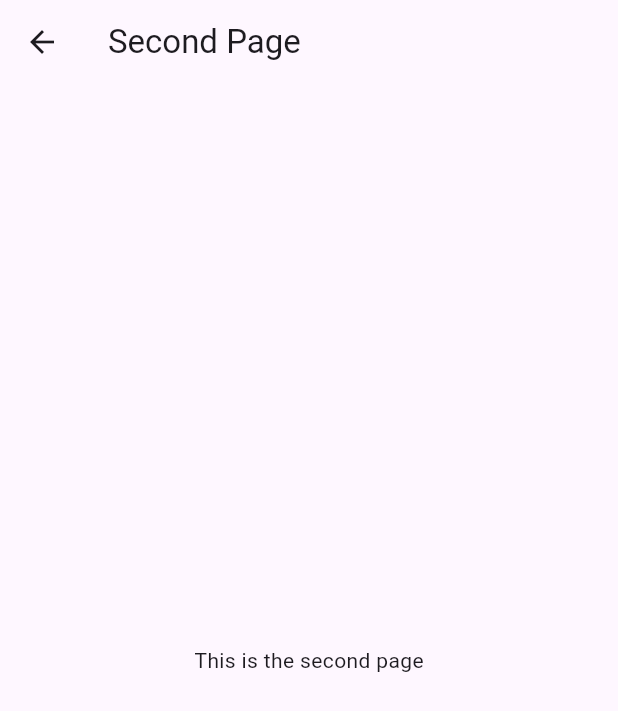
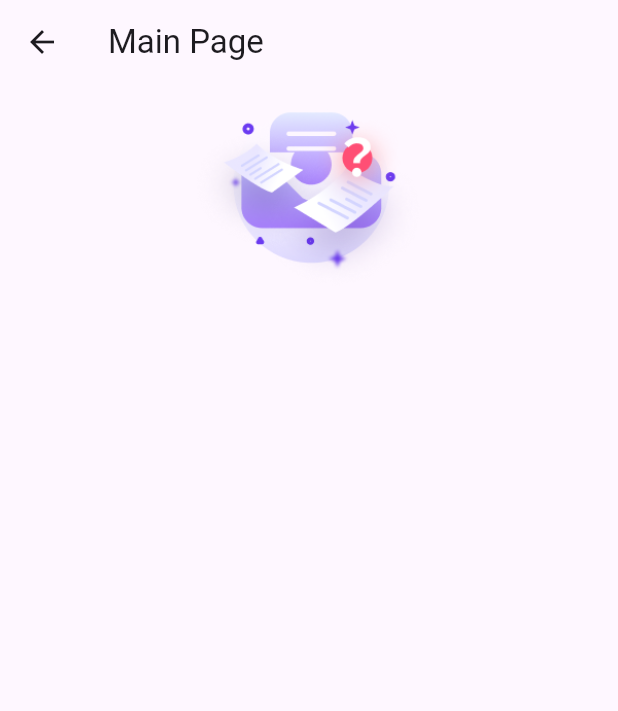
Before and after one commit to arostata/wa_mobile, a Flutter app: the screen it shows after launch, on a phone screen of 412 x 824 dp. Shown: the top 711 px of the screen. Run offline on Flutter 3.47's test engine with Material 3 defaults, Android fonts, the phone set to English and light mode, and no system bars.

Commit message:
Sample From FlutterFlow

```diff
--- /dev/null
+++ b/lib/MainPage/mainpagefirst.dart
@@ -0,0 +1,74 @@
+
+import 'package:flutter/material.dart';
+
+
+
+class MainPageFirstWidget extends StatefulWidget {
+  const MainPageFirstWidget({super.key});
+
+  @override
+  State<MainPageFirstWidget> createState() => _MainPageFirstWidgetState();
+}
+
+class _MainPageFirstWidgetState extends State<MainPageFirstWidget> {
+  late MainPageFirstModel _model;
+
+  final scaffoldKey = GlobalKey<ScaffoldState>();
+
+  @override
+  void initState() {
+    super.initState();
+    //_model = createModel(context, () => MainPageFirstModel());
+  }
+
+
+  @override
+  void dispose() {
+    //_model.dispose();
+
+    super.dispose();
+  }
+
+  @override
+  Widget build(BuildContext context) {
+    return GestureDetector(
+   //   onTap: () => _model.unfocusNode.canRequestFocus
+      //    ? FocusScope.of(context).requestFocus(_model.unfocusNode)
+        //  : FocusScope.of(context).unfocus(),
+      child: Scaffold(
+        key: scaffoldKey,
+              appBar: AppBar(
+        title: const Text('Main Page'),
+      ),
+    //    backgroundColor: FlutterFlowTheme.of(context).primaryBackground,
+        body: SafeArea(
+          top: true,
+          child: Align(
+            alignment: const AlignmentDirectional(0, 0),
+            child: Column(
+              mainAxisSize: MainAxisSize.max,
+              children: [
+                Align(
+                  alignment: const AlignmentDirectional(0, 0),
+                  child: ClipRRect(
+                    borderRadius: BorderRadius.circular(8),
+                    child:
+                     Image.asset(
+                      'lib/assets/UnregisteredIcon.png',
+                      width: 168.74,
+                      height: 155.78,
+                      fit: BoxFit.contain,
+                    ),
+                  ),
+                ),
+              ],
+            ),
+          ),
+        ),
+      ),
+    );
+  }
+}
+
+class MainPageFirstModel {
+}
--- a/lib/main.dart
+++ b/lib/main.dart
@@ -1,5 +1,6 @@
 import 'package:flutter/material.dart';
 import 'package:wa_mobile/secondPage.dart';
+import 'package:wa_mobile/MainPage/mainpagefirst.dart';
 
 void main() {
   runApp(const MyApp());
@@ -41,7 +42,7 @@ class _MyHomePageState extends State<MyHomePage> {
     WidgetsBinding.instance?.addPostFrameCallback((_) {
       Navigator.push(
         context,
-        MaterialPageRoute(builder: (context) => const SecondPage()),
+        MaterialPageRoute(builder: (context) => const MainPageFirstWidget()),
       );
     });
   }
```
Also changed, not shown: lib/assets/UnregisteredIcon.png (added).
